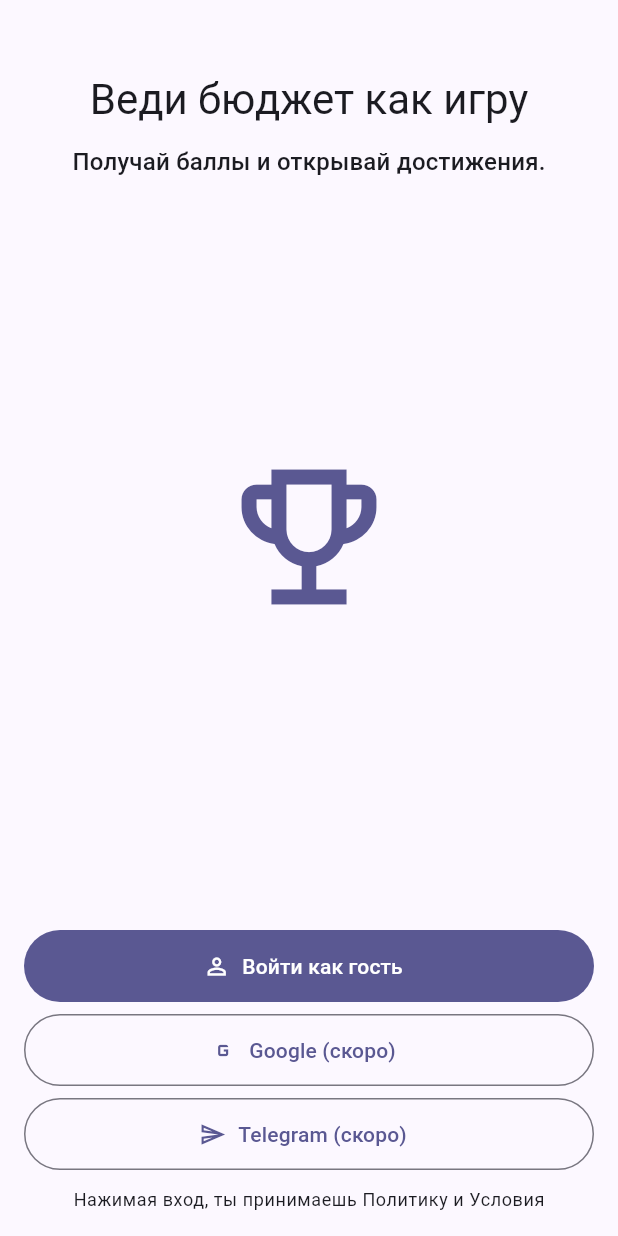
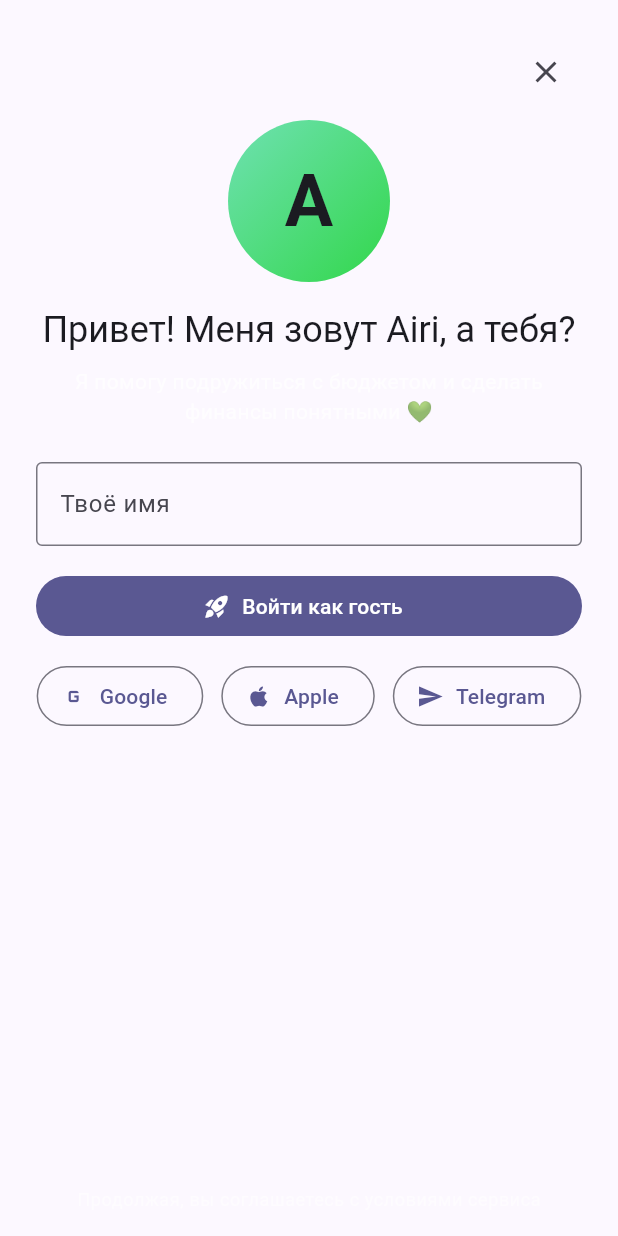
Before and after one commit to TurboVazbudatel/moneyquest_quest, a Flutter app: the screen it shows after launch, on a phone screen of 412 x 824 dp. Run offline on Flutter 3.47's test engine with Material 3 defaults, Android fonts, the phone set to English and light mode, and no system bars; our stand-ins replace firebase_auth, firebase_core, fl_chart, hive_flutter, share_plus; accounts and stored records are empty; statements that could not run were skipped.

Commit message:
feat(onboarding): animated Airi screen with name input and guest sign-in (Google/Apple/Telegram placeholders)

```diff
--- a/lib/features/home/presentation/home_screen.dart
+++ b/lib/features/home/presentation/home_screen.dart
@@ -1,4 +1,5 @@
 import 'package:flutter/material.dart';
+import '../../onboarding/presentation/onboarding_screen.dart';
 import '../../../data/services/profile_service.dart';
 import '../../transactions/presentation/add_tx_sheet.dart';
 import '../../transactions/presentation/transactions_screen.dart';
--- a/lib/features/onboarding/presentation/onboarding_screen.dart
+++ b/lib/features/onboarding/presentation/onboarding_screen.dart
@@ -1,5 +1,5 @@
 import 'package:flutter/material.dart';
-import 'package:url_launcher/url_launcher.dart';
+import 'package:firebase_auth/firebase_auth.dart';
 import '../../../data/services/auth_service.dart';
 import '../../../data/services/profile_service.dart';
 
@@ -10,125 +10,181 @@ class OnboardingScreen extends StatefulWidget {
   State<OnboardingScreen> createState() => _OnboardingScreenState();
 }
 
-class _OnboardingScreenState extends State<OnboardingScreen> {
-  final _page = PageController();
+class _OnboardingScreenState extends State<OnboardingScreen>
+    with SingleTickerProviderStateMixin {
   final _auth = AuthService();
   final _profile = ProfileService();
   final _nameCtrl = TextEditingController();
 
-  Future<void> _afterLogin({bool guest = false}) async {
-    await showDialog(
-      context: context,
-      builder: (ctx) => AlertDialog(
-        title: const Text('Познакомимся?'),
-        content: TextField(
-          controller: _nameCtrl,
-          decoration: const InputDecoration(labelText: 'Как тебя зовут?'),
-        ),
-        actions: [
-          TextButton(onPressed: () => Navigator.pop(ctx), child: const Text('Пропустить')),
-          FilledButton(onPressed: () => Navigator.pop(ctx), child: const Text('Продолжить')),
-        ],
-      ),
-    );
-    final name = _nameCtrl.text.trim();
-    if (name.isNotEmpty) await _profile.setName(name);
-    await _profile.setOnboarded(true);
-    await _profile.setGuest(guest);
-    if (!mounted) return;
-    Navigator.of(context).pushReplacementNamed('/root');
+  late final AnimationController _ac;
+  late final Animation<double> _fade;
+  late final Animation<Offset> _slide;
+
+  bool _loading = false;
+
+  @override
+  void initState() {
+    super.initState();
+    _ac = AnimationController(vsync: this, duration: const Duration(milliseconds: 900));
+    _fade = CurvedAnimation(parent: _ac, curve: Curves.easeOut);
+    _slide = Tween<Offset>(begin: const Offset(0, 0.08), end: Offset.zero)
+        .animate(CurvedAnimation(parent: _ac, curve: Curves.easeOutCubic));
+    _ac.forward();
+    _prefillName();
   }
 
-  Future<void> _loginGuest() async {
-    await _auth.signInAnonymously();
+  Future<void> _prefillName() async {
+    final n = await _profile.getName();
     if (!mounted) return;
-    await _afterLogin(guest: true);
+    if ((n ?? '').isNotEmpty) _nameCtrl.text = n!;
   }
 
-  Future<void> _openLink(String url) async {
-    final uri = Uri.parse(url);
-    if (await canLaunchUrl(uri)) {
-      await launchUrl(uri, mode: LaunchMode.externalApplication);
+  @override
+  void dispose() {
+    _ac.dispose();
+    _nameCtrl.dispose();
+    super.dispose();
+  }
+
+  Future<void> _continueAsGuest() async {
+    FocusScope.of(context).unfocus();
+    setState(() => _loading = true);
+    final name = _nameCtrl.text.trim();
+    if (name.isNotEmpty) {
+      await _profile.setName(name);
     }
+    try {
+      await _auth.signInAnonymously();
+      if (!mounted) return;
+      Navigator.pop(context); // закрываем онбординг и возвращаемся на Home
+      ScaffoldMessenger.of(context).showSnackBar(
+        const SnackBar(content: Text('Добро пожаловать! Вход как гость выполнен')),
+      );
+    } on FirebaseAuthException catch (e) {
+      if (!mounted) return;
+      ScaffoldMessenger.of(context).showSnackBar(
+        SnackBar(content: Text('Ошибка входа: ${e.message ?? e.code}')),
+      );
+    } finally {
+      if (mounted) setState(() => _loading = false);
+    }
+  }
+
+  void _comingSoon(String provider) {
+    ScaffoldMessenger.of(context).showSnackBar(
+      SnackBar(content: Text('$provider — скоро ✨')),
+    );
   }
 
   @override
   Widget build(BuildContext context) {
-    final slides = [
-      ('Веди бюджет как игру', 'Получай баллы и открывай достижения.'),
-      ('Челлендж BudgetBattle', 'Уложись в лимит за 24 часа и забирай +100 баллов.'),
-      ('Airi — твой помощник', 'Советы по бюджету без воды и в человеческом стиле.'),
-    ];
-
+    final theme = Theme.of(context);
     return Scaffold(
       body: SafeArea(
-        child: Column(
-          children: [
-            Expanded(
-              child: PageView.builder(
-                controller: _page,
-                itemCount: slides.length,
-                itemBuilder: (_, i) {
-                  final (title, text) = slides[i];
-                  return Padding(
-                    padding: const EdgeInsets.all(24),
-                    child: Column(
-                      mainAxisAlignment: MainAxisAlignment.center,
-                      children: [
-                        const SizedBox(height: 24),
-                        Text(title, style: Theme.of(context).textTheme.headlineMedium, textAlign: TextAlign.center),
-                        const SizedBox(height: 12),
-                        Text(text, style: Theme.of(context).textTheme.titleMedium, textAlign: TextAlign.center),
-                        const SizedBox(height: 24),
-                        Expanded(
-                          child: Center(
-                            child: Icon(
-                              i == 0 ? Icons.emoji_events_outlined : (i == 1 ? Icons.sports_esports_outlined : Icons.person_outline),
-                              size: 120,
-                              color: Theme.of(context).colorScheme.primary,
-                            ),
+        child: Padding(
+          padding: const EdgeInsets.fromLTRB(24, 24, 24, 16),
+          child: Column(
+            children: [
+              // Кнопка закрыть
+              Align(
+                alignment: Alignment.centerRight,
+                child: IconButton(
+                  tooltip: 'Закрыть',
+                  onPressed: () => Navigator.pop(context),
+                  icon: const Icon(Icons.close),
+                ),
+              ),
+              const SizedBox(height: 8),
+              // Airi — анимация появления
+              FadeTransition(
+                opacity: _fade,
+                child: SlideTransition(
+                  position: _slide,
+                  child: Column(
+                    children: [
+                      // Аватар Airi (можно заменить на картинку позже)
+                      Container(
+                        width: 108,
+                        height: 108,
+                        decoration: const BoxDecoration(
+                          shape: BoxShape.circle,
+                          gradient: LinearGradient(
+                            colors: [Color(0xFF6FE1B2), Color(0xFF32D74B)],
+                            begin: Alignment.topLeft,
+                            end: Alignment.bottomRight,
                           ),
                         ),
-                      ],
-                    ),
-                  );
-                },
+                        child: const Center(
+                          child: Text('A', style: TextStyle(fontSize: 48, fontWeight: FontWeight.w700)),
+                        ),
+                      ),
+                      const SizedBox(height: 16),
+                      Text('Привет! Меня зовут Airi, а тебя?',
+                          style: theme.textTheme.headlineSmall),
+                      const SizedBox(height: 8),
+                      Text(
+                        'Я помогу подружиться с бюджетом и сделать финансы понятными 💚',
+                        textAlign: TextAlign.center,
+                        style: theme.textTheme.bodyMedium?.copyWith(color: Colors.white70),
+                      ),
+                    ],
+                  ),
+                ),
               ),
-            ),
-            const SizedBox(height: 8),
-            Padding(
-              padding: const EdgeInsets.all(16),
-              child: Column(
+              const SizedBox(height: 24),
+              // Имя
+              TextField(
+                controller: _nameCtrl,
+                decoration: const InputDecoration(
+                  labelText: 'Твоё имя',
+                  border: OutlineInputBorder(),
+                ),
+                textInputAction: TextInputAction.done,
+                onSubmitted: (_) => _continueAsGuest(),
+              ),
+              const SizedBox(height: 16),
+              // Кнопка гостя
+              SizedBox(
+                width: double.infinity,
+                child: FilledButton.icon(
+                  onPressed: _loading ? null : _continueAsGuest,
+                  icon: _loading
+                      ? const SizedBox(width: 18, height: 18, child: CircularProgressIndicator(strokeWidth: 2))
+                      : const Icon(Icons.rocket_launch),
+                  label: const Text('Войти как гость'),
+                ),
+              ),
+              const SizedBox(height: 12),
+              // Провайдеры (заглушки, чтобы не ломать сборку)
+              Row(
+                mainAxisAlignment: MainAxisAlignment.center,
                 children: [
-                  FilledButton.icon(
-                    onPressed: _loginGuest,
-                    icon: const Icon(Icons.person_outline),
-                    label: const Text('Войти как гость'),
-                    style: FilledButton.styleFrom(minimumSize: const Size.fromHeight(48)),
+                  OutlinedButton.icon(
+                    onPressed: () => _comingSoon('Google'),
+                    icon: const Icon(Icons.g_mobiledata),
+                    label: const Text('Google'),
                   ),
-                  const SizedBox(height: 8),
+                  const SizedBox(width: 12),
                   OutlinedButton.icon(
-                    onPressed: () => ScaffoldMessenger.of(context).showSnackBar(
-                      const SnackBar(content: Text('Google будет доступен в мобильных сборках')),
-                    ),
-                    icon: const Icon(Icons.g_mobiledata),
-                    label: const Text('Google (скоро)'),
-                    style: OutlinedButton.styleFrom(minimumSize: const Size.fromHeight(48)),
+                    onPressed: () => _comingSoon('Apple'),
+                    icon: const Icon(Icons.apple),
+                    label: const Text('Apple'),
                   ),
-                  const SizedBox(height: 8),
+                  const SizedBox(width: 12),
                   OutlinedButton.icon(
-                    onPressed: () => _openLink('https://t.me/'),
-                    icon: const Icon(Icons.send_outlined),
-                    label: const Text('Telegram (скоро)'),
-                    style: OutlinedButton.styleFrom(minimumSize: const Size.fromHeight(48)),
+                    onPressed: () => _comingSoon('Telegram'),
+                    icon: const Icon(Icons.send),
+                    label: const Text('Telegram'),
                   ),
-                  const SizedBox(height: 12),
-                  Text('Нажимая вход, ты принимаешь Политику и Условия',
-                      style: Theme.of(context).textTheme.bodySmall),
                 ],
               ),
-            ),
-          ],
+              const Spacer(),
+              Text(
+                'Продолжая, вы соглашаетесь с условиями сервиса',
+                style: theme.textTheme.bodySmall?.copyWith(color: Colors.white54),
+              ),
+            ],
+          ),
         ),
       ),
     );
```
